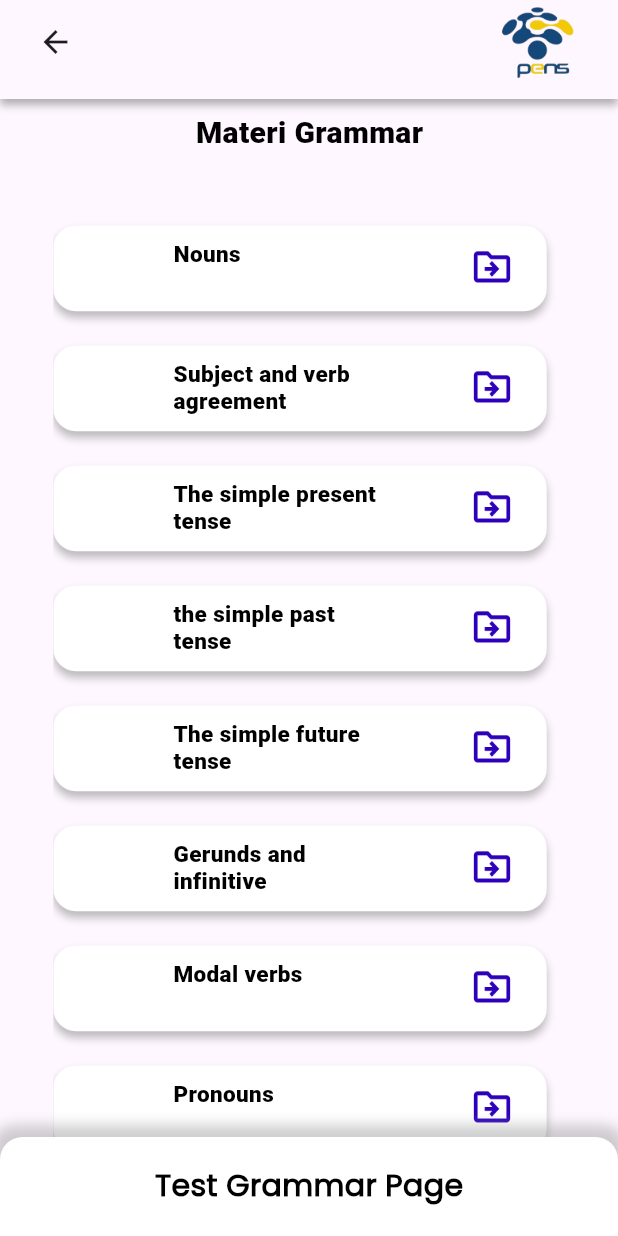
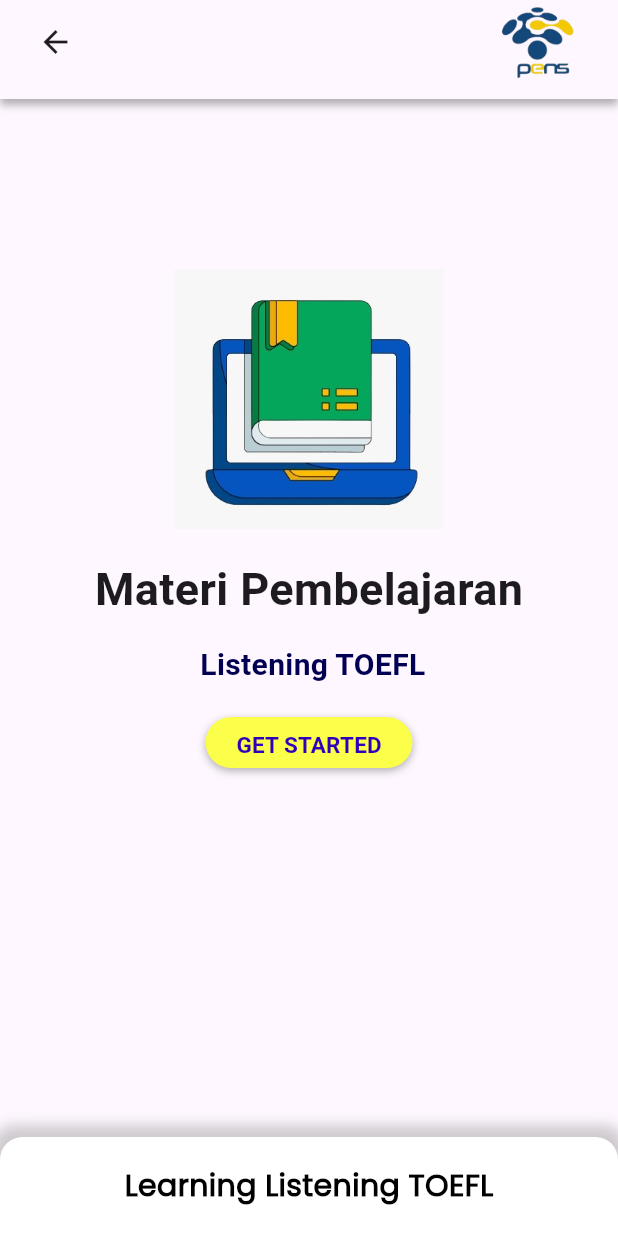
Before and after one commit to Tech-Warriors-of-Sumenep/test-toefl-mobile, a Flutter app: the screen it shows after launch, on a phone screen of 412 x 824 dp. Run offline on Flutter 3.47's test engine with Material 3 defaults, Android fonts, the phone set to English and light mode, and no system bars; our stand-ins replace audioplayers, hexcolor.

Commit message:
materi.dart

```diff
--- a/lib/main.dart
+++ b/lib/main.dart
@@ -2,7 +2,7 @@ import 'package:flutter/material.dart';
 import 'package:toefl_app/pages/learning_grammar/grammar_dashboard.dart';
 import 'package:toefl_app/pages/learning_grammar/subject_and_verb_aggrement.dart';
 import 'package:toefl_app/pages/learning_grammar/the_simple_present_tense.dart';
-import 'package:toefl_app/pages/learning_listening.dart/contoh_soal.dart/short_conversation.dart';
+import 'package:toefl_app/pages/learning_listening.dart/materi.dart/home_materi.dart';
 //import 'package:toefl_app/pages/learning_reading.dart/home_learning_reading.dart';
 import 'package:toefl_app/pages/test_grammar/home_test_grammar.dart';
 
@@ -22,7 +22,7 @@ class MyApp extends StatelessWidget {
 
       debugShowCheckedModeBanner: false,
       title: 'Flutter Demo',
-      home: grammarDashboard(),
+      home: HomeMateriPages(),
     );
   }
 }
--- /dev/null
+++ b/lib/pages/learning_listening.dart/materi.dart/home_materi.dart
@@ -0,0 +1,194 @@
+import 'package:flutter/material.dart';
+import 'model_materi.dart';
+
+class HomeMateriPages extends StatefulWidget {
+  const HomeMateriPages({Key? key}) : super(key: key);
+
+  @override
+  State<HomeMateriPages> createState() => _HomeMateriPagesState();
+}
+
+class _HomeMateriPagesState extends State<HomeMateriPages> {
+  @override
+  Widget build(BuildContext context) {
+    return Scaffold(
+      appBar: PreferredSize(
+        preferredSize: const Size.fromHeight(kToolbarHeight + 10),
+        child: Container(
+          decoration: BoxDecoration(
+            boxShadow: [
+              BoxShadow(
+                color: Colors.black.withOpacity(0.3),
+                spreadRadius: 0,
+                blurRadius: 4,
+                offset: const Offset(0, 4),
+              ),
+            ],
+          ),
+          child: AppBar(
+            leading: Padding(
+              padding: const EdgeInsets.only(left: 17.0),
+              child: IconButton(
+                icon: const Icon(
+                  Icons.arrow_back,
+                ),
+                onPressed: () {
+                  Navigator.of(context).pop();
+                },
+              ),
+            ),
+            actions: [
+              Padding(
+                padding: const EdgeInsets.only(right: 27.0),
+                child: Image.asset(
+                  'images/pens_remBG.png',
+                  height: 50,
+                ),
+              ),
+            ],
+          ),
+        ),
+      ),
+      body: Stack(
+        children: [
+          Padding(
+            padding: EdgeInsets.symmetric(vertical: 10),
+            child: Column(
+              mainAxisAlignment: MainAxisAlignment.center,
+              children: [
+                Expanded(
+                  child: MateriPage(),
+                ),
+              ],
+            ),
+          ),
+          Positioned(
+            left: 0,
+            right: 0,
+            bottom: 0,
+            child: Container(
+              decoration: BoxDecoration(
+                color: Colors.white,
+                borderRadius: const BorderRadius.only(
+                  topLeft: Radius.circular(15),
+                  topRight: Radius.circular(15),
+                ),
+                boxShadow: [
+                  BoxShadow(
+                    color: Colors.grey.withOpacity(0.5),
+                    spreadRadius: 5,
+                    blurRadius: 7,
+                    offset: const Offset(0, -3),
+                  ),
+                ],
+              ),
+              height: kToolbarHeight + 10,
+              child: Row(
+                mainAxisAlignment: MainAxisAlignment.center,
+                children: [
+                  const Text(
+                    'Learning Listening TOEFL',
+                    style: TextStyle(
+                      color: Colors.black,
+                      fontSize: 20,
+                      fontFamily: 'Poppins',
+                      fontWeight: FontWeight.bold,
+                    ),
+                  ),
+                ],
+              ),
+            ),
+          ),
+        ],
+      ),
+    );
+  }
+}
+
+class MateriPage extends StatelessWidget {
+  const MateriPage({Key? key}) : super(key: key);
+
+  @override
+  Widget build(BuildContext context) {
+    return Padding(
+      padding: const EdgeInsets.symmetric(horizontal: 20),
+      child: Column(
+        crossAxisAlignment: CrossAxisAlignment.center,
+        children: [
+          SizedBox(height: 100), // Space di atas gambar
+          Image.asset(
+            'images/learning_reading.jpg',
+            width: 180,
+            height: 180,
+          ),
+          Padding(
+            padding: const EdgeInsets.only(
+                top: 15,
+                bottom: 15), // Menambahkan space antara gambar dan teks
+            child: const Text(
+              'Materi Pembelajaran',
+              style: TextStyle(
+                fontSize: 30,
+                fontWeight: FontWeight.bold,
+              ),
+            ),
+          ),
+          Padding(
+            padding: const EdgeInsets.only(bottom: 20),
+            child: Row(
+              mainAxisAlignment: MainAxisAlignment.center,
+              children: [
+                const SizedBox(width: 5),
+                Text(
+                  'Listening TOEFL',
+                  style: TextStyle(
+                    fontSize: 20,
+                    fontWeight: FontWeight.bold,
+                    color: const Color(0xFF020052),
+                  ),
+                ),
+              ],
+            ),
+          ),
+          Container(
+            width: 138,
+            height: 34,
+            decoration: BoxDecoration(
+              borderRadius: BorderRadius.circular(20),
+              color: const Color(0xFFFBFF4A),
+              boxShadow: [
+                BoxShadow(
+                  color: Colors.black.withOpacity(0.3),
+                  spreadRadius: 0,
+                  blurRadius: 4,
+                  offset: const Offset(
+                    0,
+                    2,
+                  ),
+                ),
+              ],
+            ),
+            child: TextButton(
+              onPressed: () {
+                Navigator.push(
+                  context,
+                  MaterialPageRoute(
+                      builder: (context) =>
+                          ModelMateriPages()), // Pindah ke ModelMateriPages
+                );
+              },
+              child: const Text(
+                'GET STARTED',
+                style: TextStyle(
+                  fontSize: 15,
+                  fontWeight: FontWeight.bold,
+                  color: const Color(0xFF2E00BA),
+                ),
+              ),
+            ),
+          ),
+        ],
+      ),
+    );
+  }
+}
```
Also changed, not shown: lib/pages/learning_listening.dart/materi.dart/model_materi.dart (added, +271 -0 lines).
